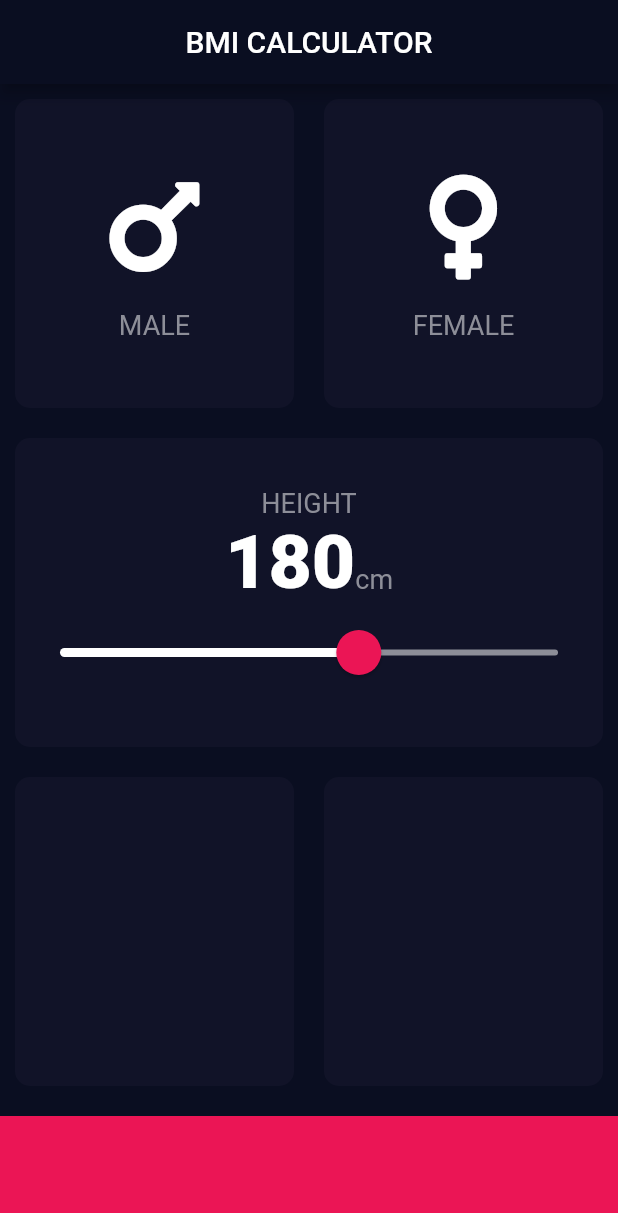
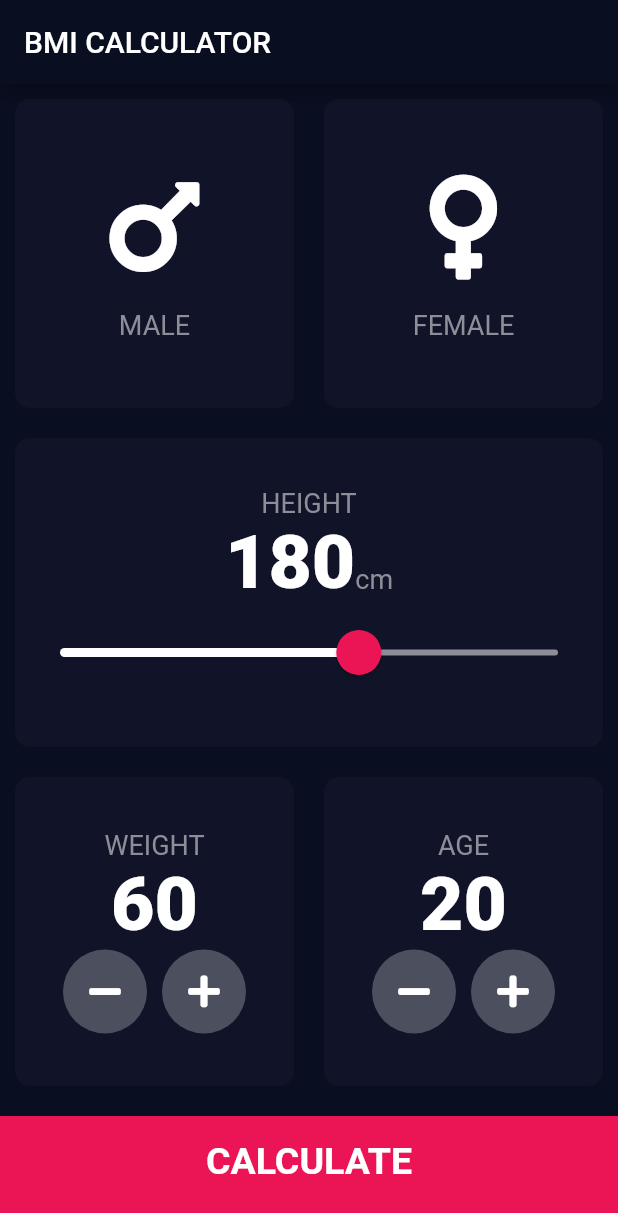
Before and after one commit to dylanhyl/bmi_app, a Flutter app: the screen it shows after launch, on a phone screen of 412 x 824 dp. Shown: the top 1213 px of the screen. Run offline on Flutter 3.47's test engine with Material 2 defaults, Android fonts, the phone set to English and light mode, and no system bars; our stand-ins replace font_awesome_flutter.

Commit message:
Implement the input and result page and the logic to calculate bmi

```diff
--- a/lib/bottom_action_item.dart
+++ b/lib/bottom_action_item.dart
@@ -0,0 +1,29 @@
+import 'package:flutter/material.dart';
+import 'constants.dart';
+
+class BottomActionItem extends StatelessWidget {
+  final Function onTap;
+  final String title;
+
+  BottomActionItem({@required this.onTap, this.title});
+
+  @override
+  Widget build(BuildContext context) {
+    return GestureDetector(
+      onTap: onTap,
+      child: Container(
+        child: Center(
+          child: Text(
+            title,
+            style: kLargeButtonTextStyle,
+          ),
+        ),
+        color: kBottomBannerColor,
+        margin: EdgeInsets.only(top: 10.0),
+        padding: EdgeInsets.only(bottom: 20.0),
+        width: double.infinity,
+        height: kBottomContainerHeight,
+      ),
+    );
+  }
+}
--- a/lib/calculator_brain.dart
+++ b/lib/calculator_brain.dart
@@ -0,0 +1,35 @@
+import 'dart:math';
+
+class CalculatorBrain {
+  final int height;
+  final int weight;
+
+  double _bmi;
+
+  CalculatorBrain({this.height, this.weight});
+
+  String calculateBMI() {
+    _bmi = weight / pow(height / 100, 2);
+    return _bmi.toStringAsFixed(1);
+  }
+
+  String getResults() {
+    if (_bmi >= 25) {
+      return 'Overweight';
+    } else if (_bmi > 18.5) {
+      return 'Normal';
+    } else {
+      return 'Underweight';
+    }
+  }
+
+  String getInterpretation() {
+    if (_bmi >= 25) {
+      return 'You have a higher than normal weight. Try to exercise more and eat healthy. ';
+    } else if (_bmi > 18.5) {
+      return 'You have a normal body weight. Good job!';
+    } else {
+      return 'You have a lower than normal body weight. You can eat a bit more.';
+    }
+  }
+}
--- a/lib/constants.dart
+++ b/lib/constants.dart
@@ -10,7 +10,32 @@ const kLabelTextStyle = TextStyle(
   color: Color(0xFF8D8E98),
 );
 
-const kNumberTextStype = TextStyle(
+const kNumberTextStyle = TextStyle(
   fontSize: 50.0,
   fontWeight: FontWeight.w900,
 );
+
+const kLargeButtonTextStyle = TextStyle(
+  fontSize: 25.0,
+  fontWeight: FontWeight.bold,
+);
+
+const kTitleTextStyle = TextStyle(
+  fontSize: 50.0,
+  fontWeight: FontWeight.bold,
+);
+
+const kResultTextStyle = TextStyle(
+  color: Color(0xFF24D876),
+  fontSize: 22.0,
+  fontWeight: FontWeight.bold,
+);
+
+const kBMITextStyle = TextStyle(
+  fontSize: 100.0,
+  fontWeight: FontWeight.bold,
+);
+
+const kBodyTextStyle = TextStyle(
+  fontSize: 22.0,
+);
--- a/lib/input_page.dart
+++ b/lib/input_page.dart
@@ -3,6 +3,9 @@ import 'package:font_awesome_flutter/font_awesome_flutter.dart';
 import 'icon_content.dart';
 import 'reusable_card.dart';
 import 'constants.dart';
+import 'results_page.dart';
+import 'bottom_action_item.dart';
+import 'calculator_brain.dart';
 
 enum Gender {
   Male,
@@ -19,13 +22,14 @@ class _InputPageState extends State<InputPage> {
   Color femaleCardColor = kInactiveCardColor;
   Gender selectedGender;
   int height = 180;
+  int weight = 60;
+  int age = 20;
 
   @override
   Widget build(BuildContext context) {
     return Scaffold(
         appBar: AppBar(
           title: Text('BMI CALCULATOR'),
-          centerTitle: true,
         ),
         body: Column(
           crossAxisAlignment: CrossAxisAlignment.stretch,
@@ -80,7 +84,7 @@ class _InputPageState extends State<InputPage> {
                       children: <Widget>[
                         Text(
                           height.toString(),
-                        style: kNumberTextStype,
+                          style: kNumberTextStyle,
                         ),
                         Text(
                           'cm',
@@ -112,21 +116,136 @@ class _InputPageState extends State<InputPage> {
                     ),
                   ],
                 ),
-            )),
+              ),
+            ),
             Expanded(
               child: Row(
                 children: <Widget>[
-                Expanded(child: ReusableCard(color: kInactiveCardColor)),
-                Expanded(child: ReusableCard(color: kInactiveCardColor)),
+                  Expanded(
+                    child: ReusableCard(
+                      color: kInactiveCardColor,
+                      cardChild: Column(
+                        mainAxisAlignment: MainAxisAlignment.center,
+                        children: <Widget>[
+                          Text(
+                            'WEIGHT',
+                            style: kLabelTextStyle,
+                          ),
+                          Text(
+                            weight.toString(),
+                            style: kNumberTextStyle,
+                          ),
+                          Row(
+                            mainAxisAlignment: MainAxisAlignment.center,
+                            children: <Widget>[
+                              RoundIconButton(
+                                icon: FontAwesomeIcons.minus,
+                                onPressed: () {
+                                  setState(() {
+                                    weight--;
+                                  });
+                                },
+                              ),
+                              SizedBox(
+                                width: 10.0,
+                              ),
+                              RoundIconButton(
+                                icon: FontAwesomeIcons.plus,
+                                onPressed: () {
+                                  setState(() {
+                                    weight++;
+                                  });
+                                },
+                              ),
                             ],
+                          ),
+                        ],
+                      ),
+                    ),
+                  ),
+                  Expanded(
+                      child: ReusableCard(
+                    color: kInactiveCardColor,
+                    cardChild: Column(
+                      mainAxisAlignment: MainAxisAlignment.center,
+                      children: <Widget>[
+                        Text(
+                          'AGE',
+                          style: kLabelTextStyle,
+                        ),
+                        Text(
+                          age.toString(),
+                          style: kNumberTextStyle,
+                        ),
+                        Row(
+                          mainAxisAlignment: MainAxisAlignment.center,
+                          children: <Widget>[
+                            RoundIconButton(
+                              icon: FontAwesomeIcons.minus,
+                              onPressed: () {
+                                setState(() {
+                                  age--;
+                                });
+                              },
+                            ),
+                            SizedBox(
+                              width: 10.0,
+                            ),
+                            RoundIconButton(
+                              icon: FontAwesomeIcons.plus,
+                              onPressed: () {
+                                setState(() {
+                                  age++;
+                                });
+                              },
+                            ),
+                          ],
+                        ),
+                      ],
+                    ),
                   )),
-            Container(
-              color: kBottomBannerColor,
-              margin: EdgeInsets.only(top: 10.0),
-              width: double.infinity,
-              height: kBottomContainerHeight,
+                ],
+              ),
+            ),
+            BottomActionItem(
+              onTap: () {
+                CalculatorBrain calc =
+                    CalculatorBrain(height: height, weight: weight);
+                Navigator.push(
+                  context,
+                  MaterialPageRoute(
+                      builder: (context) => ResultsPage(
+                            bmiResult: calc.calculateBMI(),
+                            resultText: calc.getResults(),
+                            interpretation: calc.getInterpretation(),
+                          )),
+                );
+              },
+              title: 'CALCULATE',
             ),
           ],
         ));
   }
 }
+
+class RoundIconButton extends StatelessWidget {
+  final IconData icon;
+  final Function onPressed;
+
+  RoundIconButton({@required this.icon, @required this.onPressed});
+
+  @override
+  Widget build(BuildContext context) {
+    return RawMaterialButton(
+      child: Icon(icon),
+      onPressed: onPressed,
+      elevation: 0.0,
+      constraints: BoxConstraints.tightFor(
+        width: 56.0,
+        height: 56.0,
+      ),
+      shape: CircleBorder(),
+      fillColor: Color(0xFF4C4F5E),
+    );
+  }
+}
```
Also changed, not shown: lib/results_page.dart (+71 -0 lines). Lines whose indentation alone changed are shown as unchanged.
